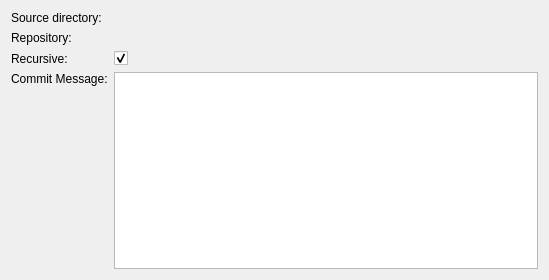
Above: plugins/subversion/ui/importmetadatawidget.ui from KDE/kdevelop before the change. Below: the same form after it.
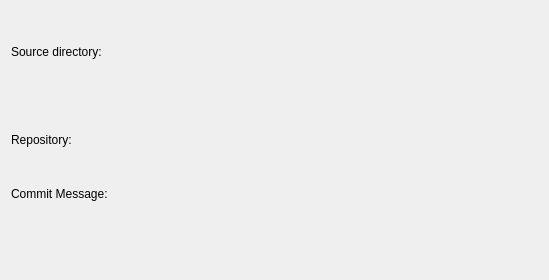
That is the form after the change. Custom widgets are drawn as their Qt base class.

What changed in the file:
```diff
--- a/plugins/subversion/ui/importmetadatawidget.ui
+++ b/plugins/subversion/ui/importmetadatawidget.ui
@@ -37,30 +37,13 @@
      </property>
     </widget>
    </item>
-   <item row="2" column="0" >
-    <widget class="QLabel" name="label_3" >
-     <property name="text" >
-      <string>Recursive:</string>
-     </property>
-    </widget>
-   </item>
-   <item row="2" column="1" >
-    <widget class="QCheckBox" name="recursive" >
-     <property name="text" >
-      <string/>
-     </property>
-     <property name="checked" >
-      <bool>true</bool>
-     </property>
-    </widget>
-   </item>
    <item row="0" column="1" >
     <widget class="KUrlRequester" name="srcEdit" />
    </item>
-   <item row="3" column="1" >
+   <item row="2" column="1" >
     <widget class="KTextEdit" name="message" />
    </item>
-   <item row="3" column="0" >
+   <item row="2" column="0" >
     <widget class="QLabel" name="label" >
      <property name="text" >
       <string>Commit Message:</string>
@@ -75,12 +58,12 @@
  <customwidgets>
   <customwidget>
    <class>KTextEdit</class>
-   <extends>QTextEdit</extends>
+   <extends></extends>
    <header>ktextedit.h</header>
   </customwidget>
   <customwidget>
    <class>KUrlRequester</class>
-   <extends>QFrame</extends>
+   <extends></extends>
    <header>kurlrequester.h</header>
   </customwidget>
  </customwidgets>
```
